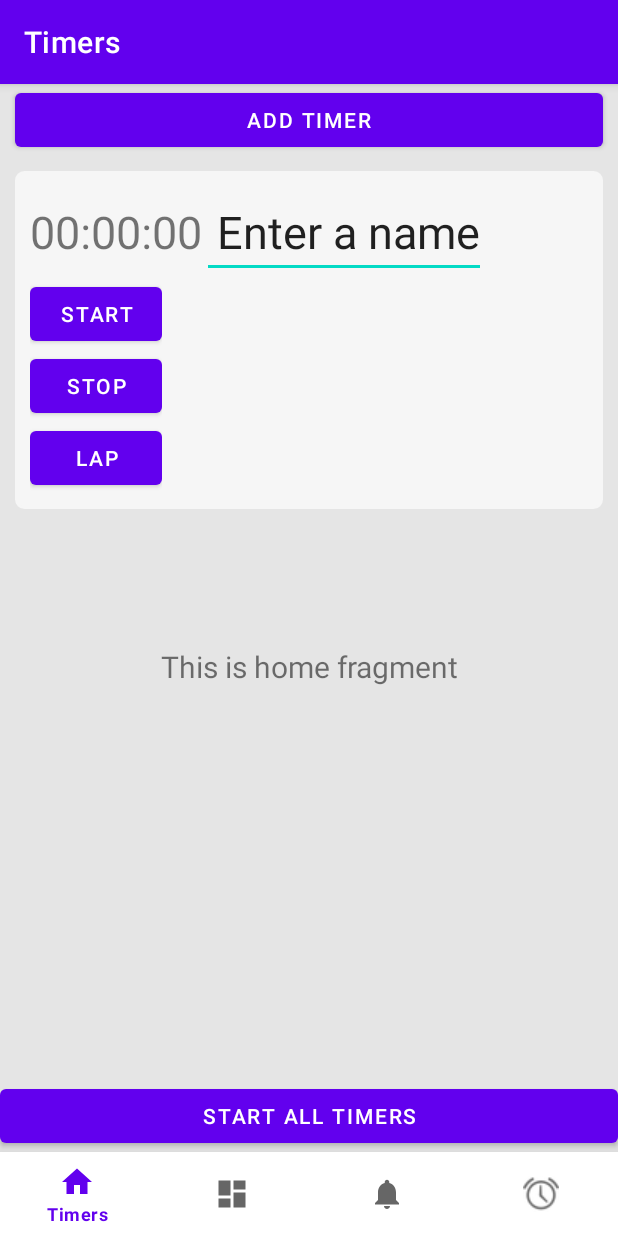
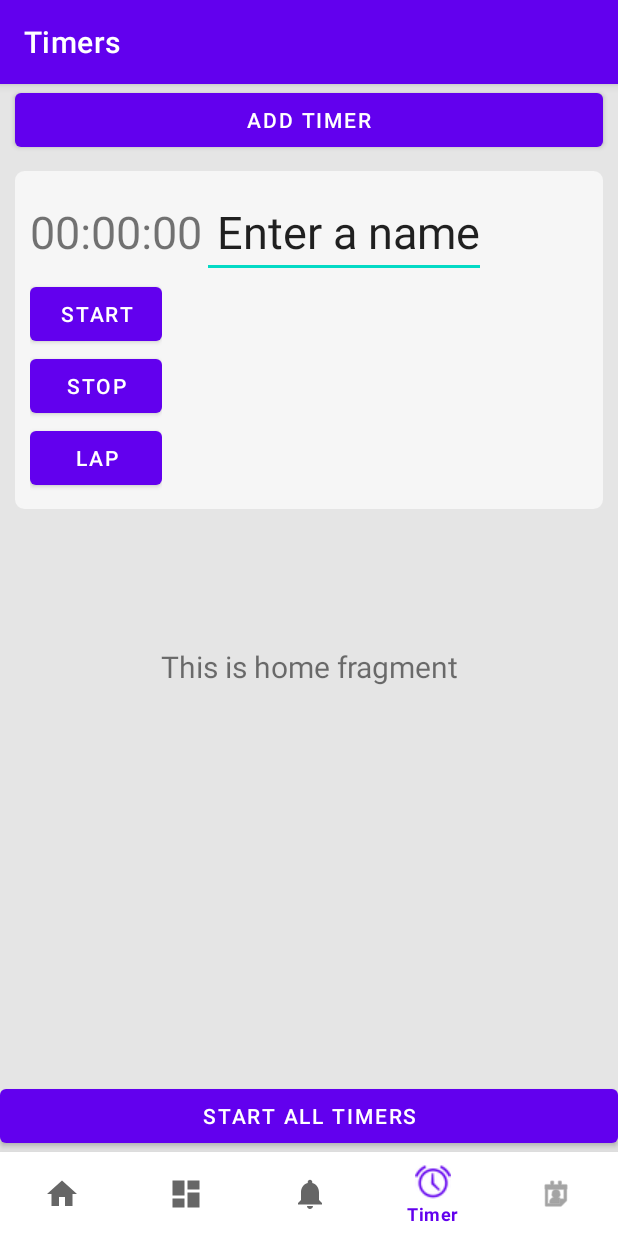
Before and after one commit to JaredjWilliams/Assistant-Coach, an Android app: the TimersActivity screen opened directly, with no data from a screen before it, after a tap on "START ALL", on a phone screen of 412 x 824 dp. Run offline under Robolectric (Android 15) with nearby library versions, the phone set to English and light mode, and no system bars; 3 other taps on this screen came first.

Commit message:
Added bottom nav bar

```diff
--- a/app/src/main/java/com/example/runningtimer/MainActivity.java
+++ b/app/src/main/java/com/example/runningtimer/MainActivity.java
@@ -1,8 +1,6 @@
 package com.example.runningtimer;
 
 import android.os.Bundle;
-
-import com.google.android.material.bottomnavigation.BottomNavigationView;
 
 import androidx.appcompat.app.AppCompatActivity;
 import androidx.navigation.NavController;
@@ -11,6 +9,7 @@ import androidx.navigation.ui.AppBarConfiguration;
 import androidx.navigation.ui.NavigationUI;
 
 import com.example.runningtimer.databinding.ActivityMainBinding;
+import com.google.android.material.bottomnavigation.BottomNavigationView;
 
 public class MainActivity extends AppCompatActivity {
 
@@ -26,8 +25,7 @@ public class MainActivity extends AppCompatActivity {
         BottomNavigationView navView = findViewById(R.id.nav_view);
         // Passing each menu ID as a set of Ids because each
         // menu should be considered as top level destinations.
-        AppBarConfiguration appBarConfiguration = new AppBarConfiguration.Builder(
-                R.id.navigation_home, R.id.navigation_dashboard, R.id.navigation_notifications, R.id.navigation_timer)
+        AppBarConfiguration appBarConfiguration = new AppBarConfiguration.Builder(R.id.navigation_home, R.id.navigation_dashboard, R.id.navigation_notifications, R.id.navigation_timer, R.id.navigation_profiles)
                 .build();
         NavController navController = Navigation.findNavController(this, R.id.nav_host_fragment_activity_main);
         NavigationUI.setupActionBarWithNavController(this, navController, appBarConfiguration);
--- a/app/src/main/java/com/example/runningtimer/stopwatch/TimerPresenter.java
+++ b/app/src/main/java/com/example/runningtimer/presenters/TimerPresenter.java
@@ -1,20 +1,25 @@
-package com.example.runningtimer.stopwatch;
+package com.example.runningtimer.presenters;
 
 import android.view.KeyEvent;
 import android.view.inputmethod.EditorInfo;
 import android.widget.EditText;
 import android.widget.TextView;
 
+import com.example.runningtimer.ui.timers.TimerViewHolderInterface;
+import com.example.runningtimer.ui.timers.TimerViewInterface;
 import com.example.runningtimer.stopwatch.models.Stopwatch;
+import com.example.runningtimer.ui.timers.TimersActivity;
 
+import java.util.ArrayList;
 import java.util.List;
 
 public class TimerPresenter {
 
+    public List<Stopwatch> stopwatchList = new ArrayList<Stopwatch>();
     private TimerViewHolderInterface viewHolder;
     TimerViewInterface view;
 
-    public TimerPresenter(TimerActivity view) {
+    public TimerPresenter(TimersActivity view) {
         this.view = view;
     }
 
@@ -52,4 +57,31 @@ public class TimerPresenter {
         });
     }
 
+    public void startStopAllTimers() {
+        if (areAllTimersStarted(stopwatchList)) {
+            stopTimers(stopwatchList);
+            view.setStopAllButtonText();
+        } else {
+            startTimers(stopwatchList);
+            view.setStartAllButtonText();
+        }
+    }
+
+    private void stopTimers(List<Stopwatch> stopwatchList) {
+        for (Stopwatch stopwatch : stopwatchList) {
+            stopwatch.stopTimer();
+        }
+    }
+
+    private void startTimers(List<Stopwatch> stopwatchList) {
+        for (Stopwatch stopwatch : stopwatchList) {
+            stopwatch.startTimer();
+        }
+    }
+
+    public void addTimer() {
+        stopwatchList.add(new Stopwatch());
+        view.updateAdapter(stopwatchList);
+    }
+
 }
--- a/app/src/main/java/com/example/runningtimer/stopwatch/TimerViewInterface.java
+++ /dev/null
@@ -1,4 +0,0 @@
-package com.example.runningtimer.stopwatch;
-
-public interface TimerViewInterface {
-}
--- /dev/null
+++ b/app/src/main/java/com/example/runningtimer/ui/bottom_navigation/BottomNavigationMenu.java
@@ -0,0 +1,59 @@
+package com.example.runningtimer.ui.bottom_navigation;
+
+import android.app.Activity;
+import android.content.Context;
+import android.content.Intent;
+import android.view.MenuItem;
+
+import androidx.annotation.NonNull;
+
+import com.example.runningtimer.R;
+import com.example.runningtimer.ui.profiles.ProfilesActivity;
+import com.example.runningtimer.ui.timers.TimersActivity;
+import com.google.android.material.bottomnavigation.BottomNavigationView;
+import com.google.android.material.navigation.NavigationBarView;
+
+public class BottomNavigationMenu {
+
+    private final BottomNavigationView bottomNavigationView;
+    private final int currentSelectionId;
+    private final Context context;
+
+    public BottomNavigationMenu(Context context, Activity activity, int currentSelectionId) {
+        this.currentSelectionId = currentSelectionId;
+        this.context = context;
+        bottomNavigationView = activity.findViewById(R.id.nav_view);
+
+        setBottomNavListener();
+    }
+
+    public void setBottomNavListener() {
+        bottomNavigationView.setOnItemSelectedListener(new NavigationBarView.OnItemSelectedListener() {
+            @Override
+            public boolean onNavigationItemSelected(@NonNull MenuItem item) {
+                if (isItemTheSameAsCurrent(item)) {
+                    return true;
+                } else if (isItemId(R.id.navigation_timer, item))  {
+                    start(TimersActivity.class);
+                } else if (isItemId(R.id.navigation_profiles, item)) {
+                    start(ProfilesActivity.class);
+                }
+
+                return false;
+            }
+        });
+    }
+
+    private boolean isItemTheSameAsCurrent(MenuItem item) {
+        return item.getItemId() == currentSelectionId;
+    }
+
+    private boolean isItemId(int id, MenuItem item) {
+        return id == item.getItemId();
+    }
+
+    private void start(Class activity) {
+        Intent intent = new Intent(context, activity);
+        context.startActivity(intent);
+    }
+}
--- a/app/src/main/java/com/example/runningtimer/stopwatch/TimerAdapter.java
+++ b/app/src/main/java/com/example/runningtimer/ui/timers/TimerAdapter.java
@@ -1,4 +1,4 @@
-package com.example.runningtimer.stopwatch;
+package com.example.runningtimer.ui.timers;
 
 import android.content.Context;
 import android.view.LayoutInflater;
@@ -9,6 +9,7 @@ import androidx.annotation.NonNull;
 import androidx.recyclerview.widget.RecyclerView;
 
 import com.example.runningtimer.R;
+import com.example.runningtimer.presenters.TimerPresenter;
 import com.example.runningtimer.stopwatch.models.Stopwatch;
 
 import java.util.List;
@@ -21,7 +22,6 @@ public class TimerAdapter extends RecyclerView.Adapter<TimerViewHolder> {
     public TimerAdapter(List<Stopwatch> stopwatchList, Context context, TimerPresenter presenter) {
         this.stopwatchList = stopwatchList;
         this.presenter = presenter;
-        System.out.println("Presenter is null: " + (presenter == null ? "yes" : "no"));
         this.context = context;
     }
 
--- a/app/src/main/java/com/example/runningtimer/stopwatch/TimerViewHolder.java
+++ b/app/src/main/java/com/example/runningtimer/ui/timers/TimerViewHolder.java
@@ -1,4 +1,4 @@
-package com.example.runningtimer.stopwatch;
+package com.example.runningtimer.ui.timers;
 
 import android.content.Context;
 import android.os.Handler;
@@ -18,6 +18,7 @@ import androidx.annotation.NonNull;
 import androidx.recyclerview.widget.RecyclerView;
 
 import com.example.runningtimer.R;
+import com.example.runningtimer.presenters.TimerPresenter;
 import com.example.runningtimer.stopwatch.models.Lap;
 import com.example.runningtimer.stopwatch.models.Stopwatch;
 
--- a/app/src/main/java/com/example/runningtimer/stopwatch/TimerViewHolderInterface.java
+++ b/app/src/main/java/com/example/runningtimer/ui/timers/TimerViewHolderInterface.java
@@ -1,4 +1,4 @@
-package com.example.runningtimer.stopwatch;
+package com.example.runningtimer.ui.timers;
 
 import android.widget.EditText;
 
--- /dev/null
+++ b/app/src/main/java/com/example/runningtimer/ui/timers/TimerViewInterface.java
@@ -0,0 +1,14 @@
+package com.example.runningtimer.ui.timers;
+
+import com.example.runningtimer.stopwatch.models.Stopwatch;
+
+import java.util.List;
+
+public interface TimerViewInterface {
+
+    void updateAdapter(List<Stopwatch> stopwatchList);
+
+    void setStartAllButtonText();
+
+    void setStopAllButtonText();
+}
--- a/app/src/main/java/com/example/runningtimer/stopwatch/TimerActivity.java
+++ b/app/src/main/java/com/example/runningtimer/ui/timers/TimersActivity.java
@@ -1,45 +1,41 @@
-package com.example.runningtimer.stopwatch;
+package com.example.runningtimer.ui.timers;
 
 import android.os.Bundle;
-import android.os.Handler;
-import android.os.Looper;
 import android.view.View;
 import android.widget.Button;
-import android.widget.TextView;
 
 import androidx.appcompat.app.AppCompatActivity;
 import androidx.recyclerview.widget.LinearLayoutManager;
 import androidx.recyclerview.widget.RecyclerView;
 
+import com.example.runningtimer.R;
+import com.example.runningtimer.presenters.TimerPresenter;
+import com.example.runningtimer.stopwatch.models.Stopwatch;
+import com.example.runningtimer.ui.bottom_navigation.BottomNavigationMenu;
 
-import com.example.runningtimer.R;
-import com.example.runningtimer.stopwatch.models.Stopwatch;
-
-import java.util.ArrayList;
 import java.util.List;
 
-public class TimerActivity extends AppCompatActivity implements TimerViewInterface {
+public class TimersActivity extends AppCompatActivity implements TimerViewInterface {
 
-
-
-    private List<Stopwatch> stopwatchList = new ArrayList<Stopwatch>();
-    private TimerPresenter presenter = new TimerPresenter(this);
-    private Button addTimerButton;
-    private Button startAllButton;
-    TimerAdapter adapter;
+    private final TimerPresenter presenter = new TimerPresenter(this);
+    private Button addTimerButton, startAllButton;
+    private TimerAdapter adapter;
 
     @Override
     public void onCreate(Bundle savedInstanceState) {
         super.onCreate(savedInstanceState);
 
-        setContentView(R.layout.activity_timer);
+        setContentView(R.layout.activity_timers);
 
         setupViews();
+
+        new BottomNavigationMenu(this, this, R.id.navigation_timer);
     }
 
     private void setupRecyclerView() {
         RecyclerView recyclerView = (RecyclerView) findViewById(R.id.stopwatch_recycler_view);
-        adapter = new TimerAdapter(stopwatchList, getApplication(), presenter);
+        adapter = new TimerAdapter(stopwatchList(), getApplication(), presenter);
+        System.out.println("Is adapter null? " + adapter);
         recyclerView.setAdapter(adapter);
         recyclerView.setLayoutManager(new LinearLayoutManager(this));
     }
@@ -58,7 +54,7 @@ public class TimerActivity extends AppCompatActivity implements TimerViewInterfa
         addTimerButton.setOnClickListener(new View.OnClickListener() {
             @Override
             public void onClick(View v) {
-                addTimer();
+                presenter.addTimer();
             }
         });
     }
@@ -67,36 +63,27 @@ public class TimerActivity extends AppCompatActivity implements TimerViewInterfa
         startAllButton.setOnClickListener(new View.OnClickListener() {
             @Override
             public void onClick(View v) {
-                startStopAllTimers();
+                presenter.startStopAllTimers();
             }
         });
     }
 
-    private void addTimer() {
-        stopwatchList.add(new Stopwatch());
+    @Override
+    public void updateAdapter(List<Stopwatch> stopwatchList) {
         adapter.notifyItemInserted(stopwatchList.size() - 1);
     }
 
-    private void startStopAllTimers() {
-
-        if (presenter.areAllTimersStarted(stopwatchList)) {
-            for (Stopwatch stopwatch : stopwatchList) {
-                stopwatch.stopTimer();
-            }
-            setStopAllButtonText();
-        } else {
-            for (Stopwatch stopwatch : stopwatchList) {
-                stopwatch.startTimer();
-            }
-            setStartAllButtonText();
-        }
-    }
-
-    private void setStartAllButtonText() {
+    @Override
+    public void setStartAllButtonText() {
         startAllButton.setText("Start All Timers");
     }
 
-    private void setStopAllButtonText() {
+    @Override
+    public void setStopAllButtonText() {
         startAllButton.setText("Stop All Timers");
     }
+
+    private List<Stopwatch> stopwatchList() {
+        return presenter.stopwatchList;
+    }
 }
--- a/app/src/main/res/layout/activity_timer.xml
+++ b/app/src/main/res/layout/activity_timers.xml
@@ -1,6 +1,6 @@
 <?xml version="1.0" encoding="utf-8"?>
 
-<androidx.constraintlayout.widget.ConstraintLayout xmlns:tools="http://schemas.android.com/tools"
+<androidx.constraintlayout.widget.ConstraintLayout
     android:layout_width="match_parent"
     android:layout_height="match_parent"
     xmlns:android="http://schemas.android.com/apk/res/android"
--- a/app/src/main/res/menu/bottom_nav_menu.xml
+++ b/app/src/main/res/menu/bottom_nav_menu.xml
@@ -1,6 +1,5 @@
 <?xml version="1.0" encoding="utf-8"?>
-<menu xmlns:app="http://schemas.android.com/apk/res-auto"
-    xmlns:android="http://schemas.android.com/apk/res/android">
+<menu xmlns:android="http://schemas.android.com/apk/res/android">
 
     <item
         android:id="@+id/navigation_home"
@@ -19,6 +18,11 @@
     <item
         android:id="@+id/navigation_timer"
         android:icon="@android:drawable/ic_lock_idle_alarm"
-        android:title="Item" />
+        android:title="Timer" />
+
+    <item
+        android:id="@+id/navigation_profiles"
+        android:icon="@android:drawable/ic_menu_my_calendar"
+        android:title="Profiles" />
 
 </menu>
--- a/app/src/main/res/navigation/mobile_navigation.xml
+++ b/app/src/main/res/navigation/mobile_navigation.xml
@@ -25,8 +25,14 @@
 
     <activity
         android:id="@+id/navigation_timer"
-        android:name="com.example.runningtimer.stopwatch.TimerActivity"
+        android:name="com.example.runningtimer.ui.timers.TimersActivity"
         android:label="Timer"
-        tools:layout="@layout/activity_timer"/>
+        tools:layout="@layout/activity_timers"/>
+
+    <activity
+        android:id="@+id/navigation_profiles"
+        android:name="com.example.runningtimer.ui.profiles.ProfilesActivity"
+        android:label="Profiles"
+        tools:layout="@layout/activity_profiles"/>
 
 </navigation>
--- a/app/src/main/res/values/strings.xml
+++ b/app/src/main/res/values/strings.xml
@@ -3,4 +3,7 @@
     <string name="title_timer">Timers</string>
     <string name="title_profiles">Profiles</string>
     <string name="title_notifications">Notifications</string>
+    <string name="title_activity_profiles">ProfilesActivity</string>
+    <string name="title_home">Home</string>
+    <string name="title_dashboard">Dashboard</string>
 </resources>
```
Also changed, not shown: app/src/main/AndroidManifest.xml (+8 -2 lines), app/src/main/java/com/example/runningtimer/ui/profiles/ProfilesActivity.java (added, +22 -0 lines), app/src/main/res/layout/activity_profiles.xml (added, +30 -0 lines).
